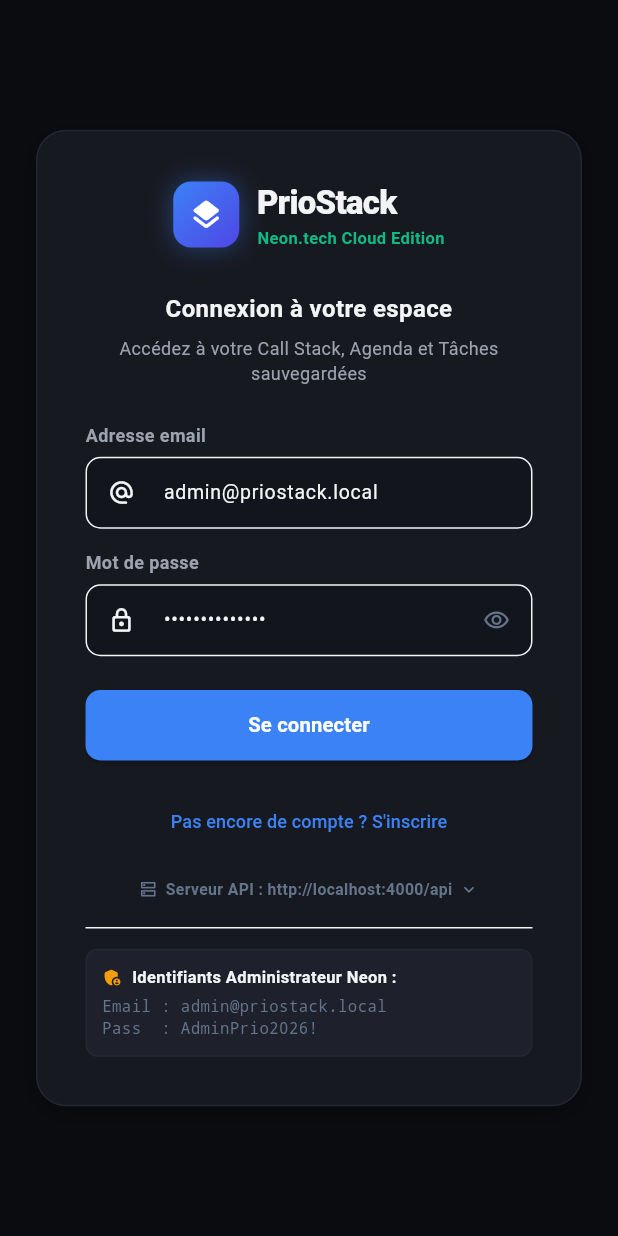
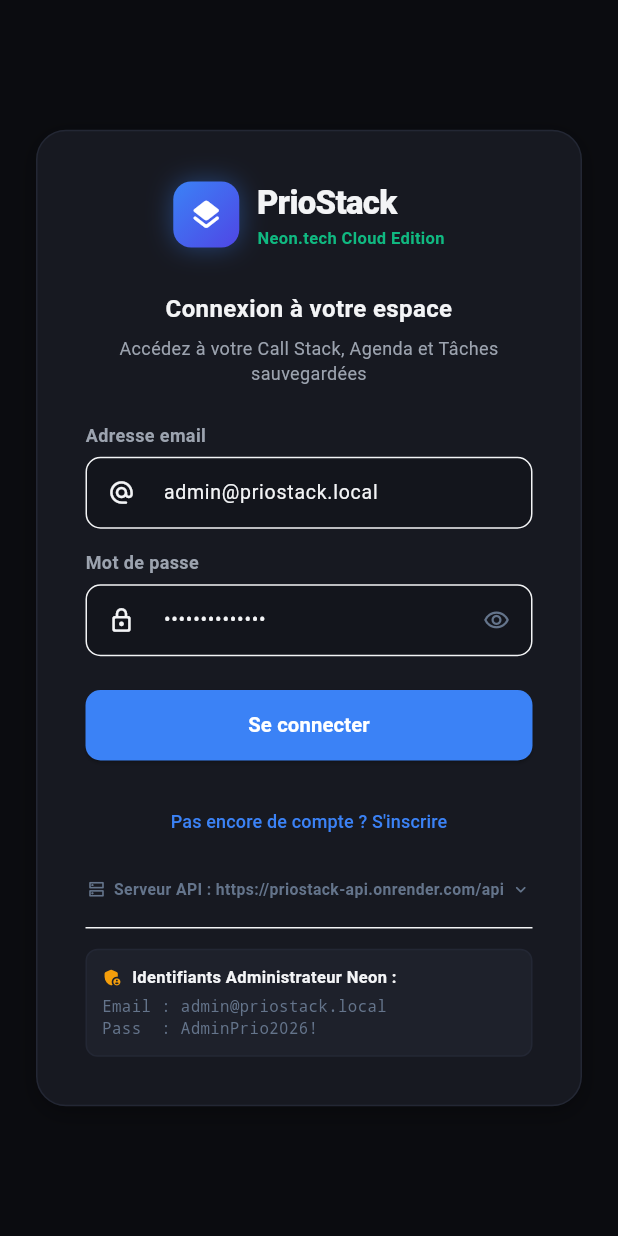
Before and after one commit to sfadamel/PrioStack, a Flutter app: the screen it shows after launch, on a phone screen of 412 x 824 dp. Run offline on Flutter 3.47's test engine with Material 3 defaults, Android fonts, the phone set to English and light mode, and no system bars; our stand-ins replace drift, flutter_riverpod; missing offline and left inert: dart:html; accounts and stored records are empty; generated files the repository leaves out were written again; Roboto replaces fonts that are missing (Segoe UI).

Commit message:
feat: default to Render cloud API url for global remote sync

```diff
--- a/lib/presentation/providers/auth_provider.dart
+++ b/lib/presentation/providers/auth_provider.dart
@@ -7,7 +7,7 @@
 import '../../data/local/memory/web_storage_stub.dart'
     if (dart.library.html) '../../data/local/memory/web_storage_html.dart';
 
-const String kDefaultApiBaseUrl = 'http://localhost:4000/api';
+const String kDefaultApiBaseUrl = 'https://priostack-api.onrender.com/api';
 const String _kTokenStorageKey = 'priostack_auth_jwt_token';
 const String _kUserStorageKey = 'priostack_auth_user_data';
 const String _kApiUrlStorageKey = 'priostack_api_base_url';
--- a/lib/presentation/screens/login_screen.dart
+++ b/lib/presentation/screens/login_screen.dart
@@ -393,10 +393,11 @@
                           runSpacing: 4,
                           children: [
                             ActionChip(
-                              label: const Text('Ce PC (localhost)', style: TextStyle(fontSize: 10)),
+                              avatar: const Icon(Icons.cloud_done_rounded, size: 14, color: AppTheme.neonGreen),
+                              label: const Text('Cloud (Render)', style: TextStyle(fontSize: 10, fontWeight: FontWeight.w600)),
                               onPressed: () {
                                 setState(() {
-                                  _apiUrlCtrl.text = 'http://localhost:4000/api';
+                                  _apiUrlCtrl.text = 'https://priostack-api.onrender.com/api';
                                   ref.read(authApiUrlProvider.notifier).setApiUrl(_apiUrlCtrl.text);
                                 });
                               },
@@ -406,6 +407,15 @@
                               onPressed: () {
                                 setState(() {
                                   _apiUrlCtrl.text = 'http://192.168.1.68:4000/api';
+                                  ref.read(authApiUrlProvider.notifier).setApiUrl(_apiUrlCtrl.text);
+                                });
+                              },
+                            ),
+                            ActionChip(
+                              label: const Text('Localhost (ce PC)', style: TextStyle(fontSize: 10)),
+                              onPressed: () {
+                                setState(() {
+                                  _apiUrlCtrl.text = 'http://localhost:4000/api';
                                   ref.read(authApiUrlProvider.notifier).setApiUrl(_apiUrlCtrl.text);
                                 });
                               },
```
